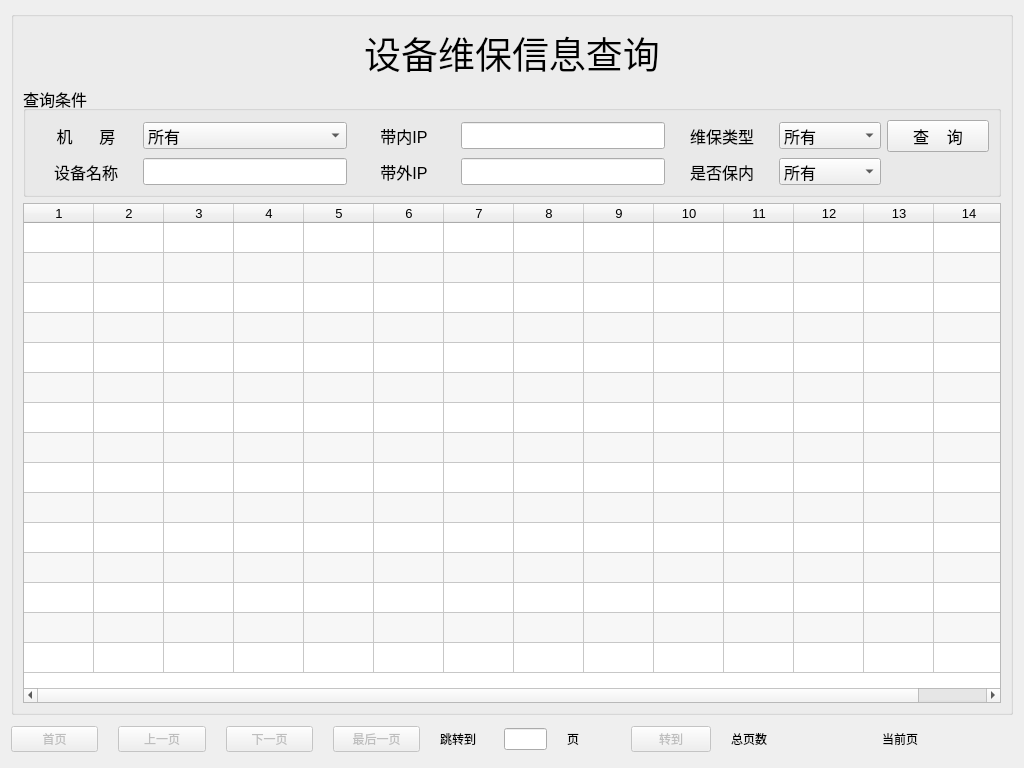
Old version of the form ui/warranty.ui in the repository tainyuhong/pyside_machine_system.
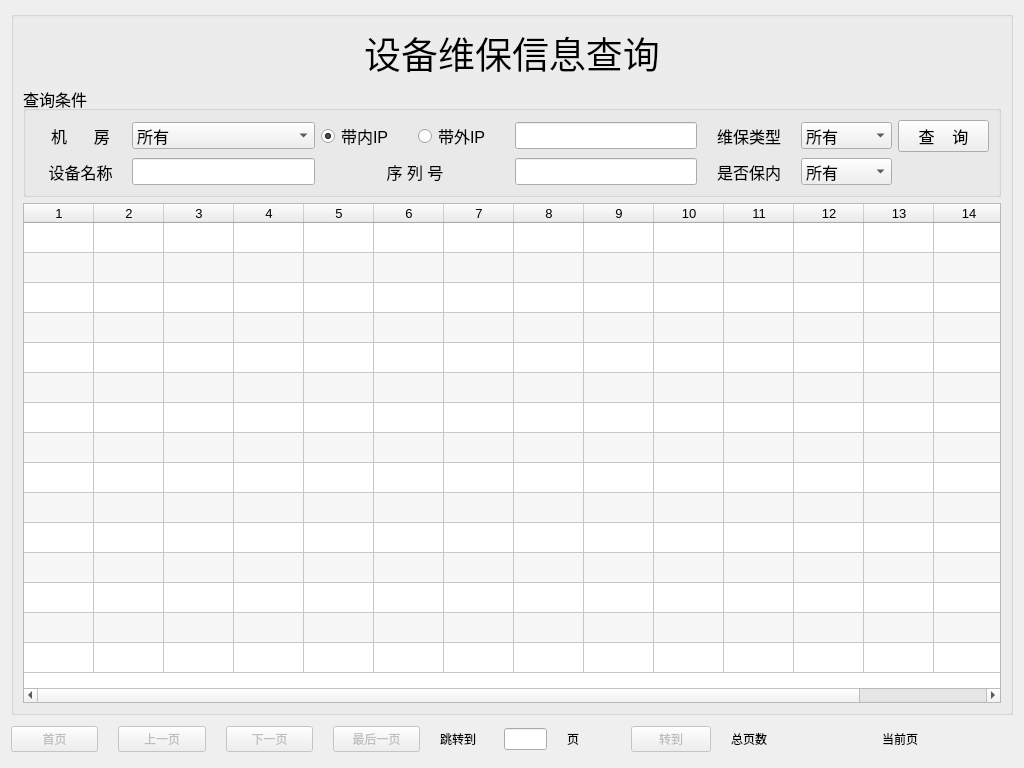
New version of the form.

```diff
--- a/ui/warranty.ui
+++ b/ui/warranty.ui
@@ -82,7 +82,45 @@
           </property>
           <layout class="QVBoxLayout" name="verticalLayout_3">
            <item>
-            <layout class="QGridLayout" name="gridLayout" columnstretch="1,2,1,2,1,1,1">
+            <layout class="QGridLayout" name="gridLayout" columnstretch="1,2,1,1,2,1,1,1">
+             <item row="1" column="6">
+              <widget class="QComboBox" name="cb_is_under">
+               <item>
+                <property name="text">
+                 <string>所有</string>
+                </property>
+               </item>
+              </widget>
+             </item>
+             <item row="0" column="4">
+              <widget class="QLineEdit" name="mg_ip">
+               <property name="sizePolicy">
+                <sizepolicy hsizetype="Expanding" vsizetype="Fixed">
+                 <horstretch>3</horstretch>
+                 <verstretch>0</verstretch>
+                </sizepolicy>
+               </property>
+              </widget>
+             </item>
+             <item row="0" column="6">
+              <widget class="QComboBox" name="cb_type">
+               <item>
+                <property name="text">
+                 <string>所有</string>
+                </property>
+               </item>
+              </widget>
+             </item>
+             <item row="1" column="4">
+              <widget class="QLineEdit" name="le_sn">
+               <property name="sizePolicy">
+                <sizepolicy hsizetype="Expanding" vsizetype="Fixed">
+                 <horstretch>3</horstretch>
+                 <verstretch>0</verstretch>
+                </sizepolicy>
+               </property>
+              </widget>
+             </item>
              <item row="0" column="0">
               <widget class="QLabel" name="label">
                <property name="sizePolicy">
@@ -99,42 +137,7 @@
                </property>
               </widget>
              </item>
-             <item row="0" column="1">
-              <widget class="QComboBox" name="room">
-               <item>
-                <property name="text">
-                 <string>所有</string>
-                </property>
-               </item>
-              </widget>
-             </item>
-             <item row="0" column="2">
-              <widget class="QLabel" name="label_4">
-               <property name="sizePolicy">
-                <sizepolicy hsizetype="Preferred" vsizetype="Preferred">
-                 <horstretch>2</horstretch>
-                 <verstretch>0</verstretch>
-                </sizepolicy>
-               </property>
-               <property name="text">
-                <string>带内IP</string>
-               </property>
-               <property name="alignment">
-                <set>Qt::AlignCenter</set>
-               </property>
-              </widget>
-             </item>
-             <item row="0" column="3">
-              <widget class="QLineEdit" name="mg_ip">
-               <property name="sizePolicy">
-                <sizepolicy hsizetype="Expanding" vsizetype="Fixed">
-                 <horstretch>3</horstretch>
-                 <verstretch>0</verstretch>
-                </sizepolicy>
-               </property>
-              </widget>
-             </item>
-             <item row="0" column="4">
+             <item row="0" column="5">
               <widget class="QLabel" name="label_5">
                <property name="text">
                 <string>维保类型</string>
@@ -144,16 +147,17 @@
                </property>
               </widget>
              </item>
-             <item row="0" column="5">
-              <widget class="QComboBox" name="cb_type">
-               <item>
-                <property name="text">
-                 <string>所有</string>
-                </property>
-               </item>
+             <item row="1" column="5">
+              <widget class="QLabel" name="label_6">
+               <property name="text">
+                <string>是否保内</string>
+               </property>
+               <property name="alignment">
+                <set>Qt::AlignCenter</set>
+               </property>
               </widget>
              </item>
-             <item row="0" column="6">
+             <item row="0" column="7">
               <widget class="QPushButton" name="select_btn">
                <property name="sizePolicy">
                 <sizepolicy hsizetype="Minimum" vsizetype="Fixed">
@@ -182,6 +186,15 @@
                </property>
               </widget>
              </item>
+             <item row="0" column="1">
+              <widget class="QComboBox" name="room">
+               <item>
+                <property name="text">
+                 <string>所有</string>
+                </property>
+               </item>
+              </widget>
+             </item>
              <item row="1" column="1">
               <widget class="QLineEdit" name="machine_name">
                <property name="sizePolicy">
@@ -192,51 +205,39 @@
                </property>
               </widget>
              </item>
-             <item row="1" column="2">
-              <widget class="QLabel" name="label_2">
-               <property name="sizePolicy">
-                <sizepolicy hsizetype="Preferred" vsizetype="Preferred">
-                 <horstretch>2</horstretch>
-                 <verstretch>0</verstretch>
-                </sizepolicy>
-               </property>
+             <item row="0" column="3">
+              <widget class="QRadioButton" name="rd_bmc_ip">
                <property name="text">
                 <string>带外IP</string>
                </property>
-               <property name="alignment">
-                <set>Qt::AlignCenter</set>
+              </widget>
+             </item>
+             <item row="0" column="2">
+              <widget class="QRadioButton" name="rd_mg_ip">
+               <property name="text">
+                <string>带内IP</string>
                </property>
+               <property name="checked">
+                <bool>true</bool>
+               </property>
               </widget>
              </item>
-             <item row="1" column="3">
-              <widget class="QLineEdit" name="bmc_ip">
+             <item row="1" column="2" colspan="2">
+              <widget class="QLabel" name="label_2">
                <property name="sizePolicy">
-                <sizepolicy hsizetype="Expanding" vsizetype="Fixed">
-                 <horstretch>3</horstretch>
+                <sizepolicy hsizetype="Preferred" vsizetype="Preferred">
+                 <horstretch>2</horstretch>
                  <verstretch>0</verstretch>
                 </sizepolicy>
                </property>
-              </widget>
-             </item>
-             <item row="1" column="4">
-              <widget class="QLabel" name="label_6">
                <property name="text">
-                <string>是否保内</string>
+                <string>序 列 号</string>
                </property>
                <property name="alignment">
                 <set>Qt::AlignCenter</set>
                </property>
               </widget>
              </item>
-             <item row="1" column="5">
-              <widget class="QComboBox" name="cb_is_under">
-               <item>
-                <property name="text">
-                 <string>所有</string>
-                </property>
-               </item>
-              </widget>
-             </item>
             </layout>
            </item>
           </layout>
@@ -281,7 +282,7 @@
            <number>15</number>
           </property>
           <property name="columnCount">
-           <number>14</number>
+           <number>15</number>
           </property>
           <attribute name="horizontalHeaderVisible">
            <bool>true</bool>
@@ -336,6 +337,7 @@
           <column/>
           <column/>
           <column/>
+          <column/>
          </widget>
         </item>
        </layout>
```
